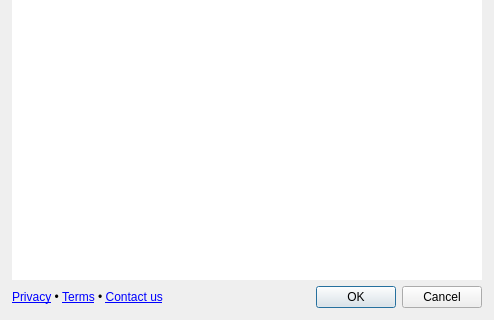
Qt form felt/ui/create_map.ui (felt/qgis-plugin) before a commit; both pictures show x 0 to 494 and y 229 to 549 of the 494 by 549 pixel window.
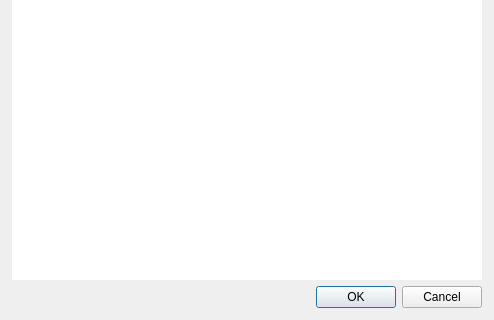
The same form after that commit.

Commit message: Move privacy/terms/contact up to header

The edit to the form file:
```diff
--- a/felt/ui/create_map.ui
+++ b/felt/ui/create_map.ui
@@ -188,11 +188,11 @@
       </layout>
      </item>
      <item>
-      <layout class="QHBoxLayout" name="horizontalLayout" stretch="1,0">
+      <layout class="QHBoxLayout" name="horizontalLayout" stretch="0,0">
        <item>
         <widget class="QLabel" name="footer_label">
          <property name="text">
-          <string>&lt;html&gt;&lt;head/&gt;&lt;body&gt;&lt;p&gt;&lt;a href=&quot;privacy_policy&quot;&gt;Privacy&lt;/a&gt; •  &lt;a href=&quot;terms_of_use&quot;&gt;Terms&lt;/a&gt; •  &lt;a href=&quot;mailto:support@felt.com&quot;&gt;Contact us&lt;/a&gt;&lt;/p&gt;&lt;/body&gt;&lt;/html&gt;</string>
+          <string/>
          </property>
          <property name="wordWrap">
           <bool>true</bool>
```
Left out of the diff: 2 changed lines with no effect on the pictures. The commit also changes 3 other files.
